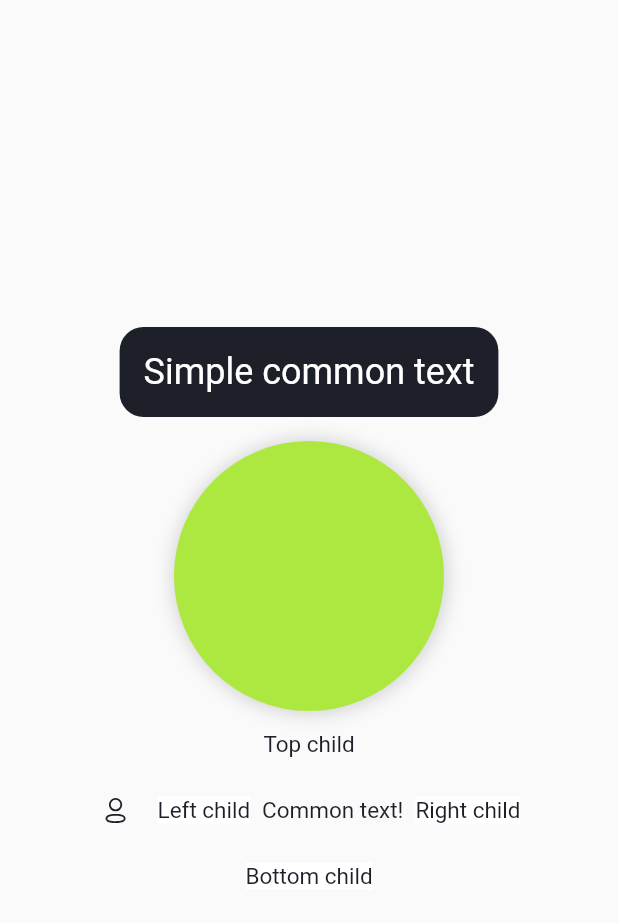
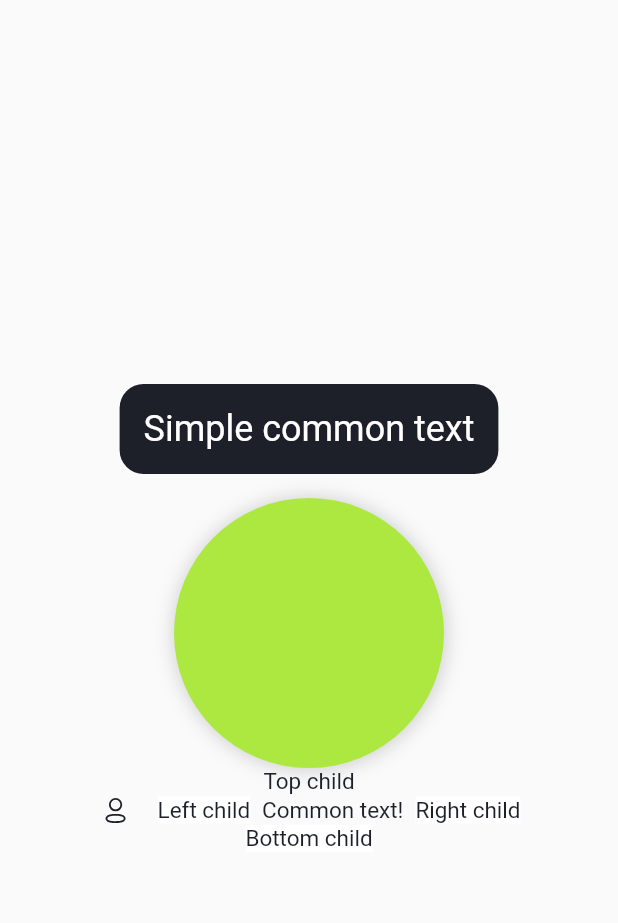
Before and after one commit to hassanannajjar/common_ui_toolkit, a Flutter app: the screen it shows after launch, on a phone screen of 412 x 824 dp. Shown: the top 923 px of the screen. Run offline on Flutter 3.47's test engine with Material 2 defaults, Android fonts, the phone set to English and light mode, and no system bars; our stand-ins replace flutter_svg.

Commit message:
Use InkWell instead of CupertinoButton to avoid extra padding #13

```diff
--- a/lib/components/touchable_opacity/TouchableOpacity.dart
+++ b/lib/components/touchable_opacity/TouchableOpacity.dart
@@ -12,9 +12,8 @@ class TouchableOpacity extends StatelessWidget {
 
   @override
   Widget build(BuildContext context) {
-    return CupertinoButton(
-      padding: EdgeInsets.zero,
-      onPressed: onPress != null
+    return InkWell(
+      onTap: onPress != null
           ? () {
               onPress!();
             }
```
